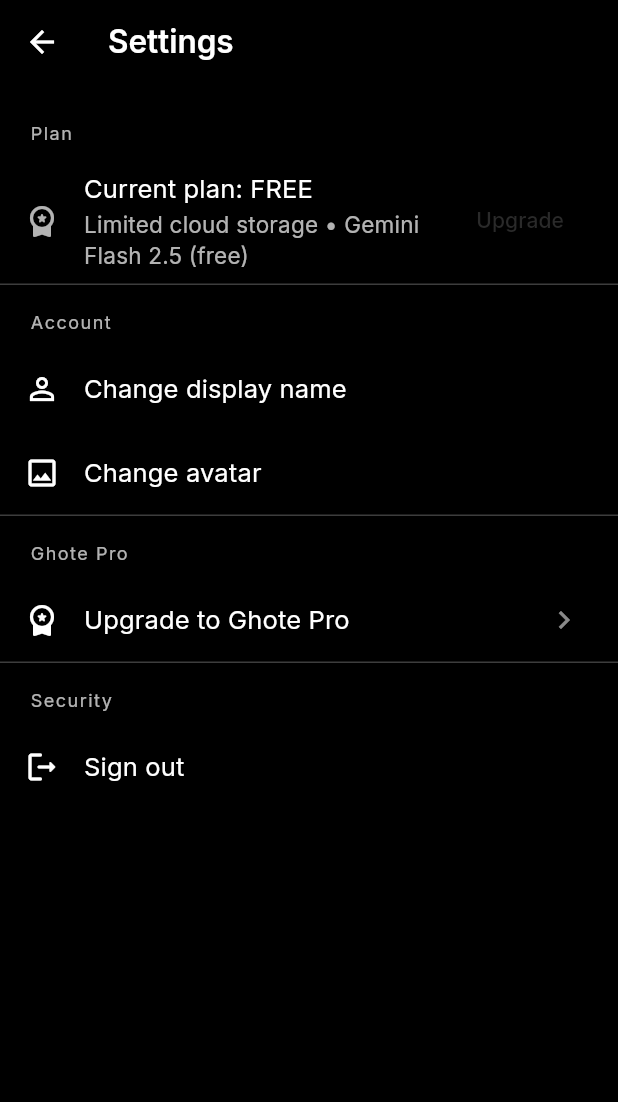
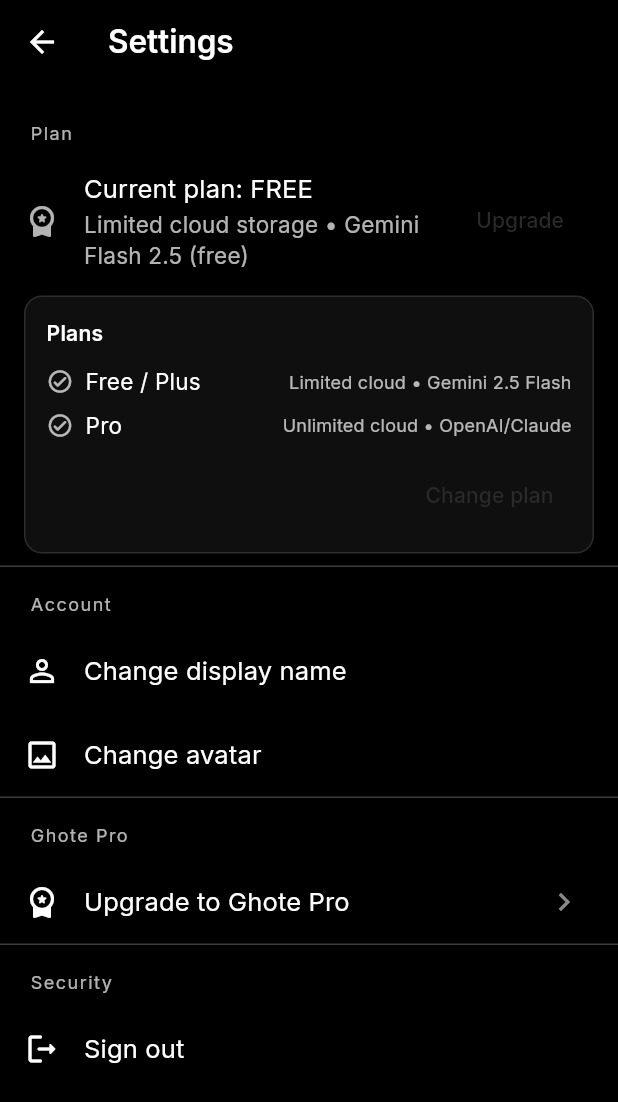
Before and after one commit to ghote-app/ghote, a Flutter app: the SettingsScreen screen opened directly, on a phone screen of 412 x 824 dp. Shown: the top 1102 px of the screen. Run offline on Flutter 3.47's test engine with Material 3 defaults, Android fonts, the phone set to English and light mode, and no system bars; our stand-ins replace cloud_firestore, file_picker, firebase_auth, firebase_core, firebase_storage, go_router and 3 more; missing offline and left inert: dart:html; accounts and stored records are empty.

Commit message:
feat(settings+quota): add plan compare card and change-plan CTA; show limited storage notice for free/plus on upload

```diff
--- a/lib/screens/dashboard_screen.dart
+++ b/lib/screens/dashboard_screen.dart
@@ -724,6 +724,12 @@
         return;
       }
       final subscription = await SubscriptionService().getUserSubscription(user.uid);
+      if (subscription.isFree || subscription.isPlus) {
+        // TODO: compute actual current usage if tracked; show soft notice before upload
+        ScaffoldMessenger.of(context).showSnackBar(
+          const SnackBar(content: Text('Using limited cloud storage (Free/Plus). Upgrade for unlimited.')),
+        );
+      }
       final storage = const StorageService();
       final projectService = ProjectService();
       for (final f in result.files) {
--- a/lib/screens/settings_screen.dart
+++ b/lib/screens/settings_screen.dart
@@ -30,6 +30,10 @@
           const SizedBox(height: 8),
           _sectionTitle('Plan'),
           _planTile(planLabel, storageText, aiText, context),
+          Padding(
+            padding: const EdgeInsets.symmetric(horizontal: 16, vertical: 8),
+            child: _planCompareCard(context),
+          ),
           const Divider(color: Colors.white24, height: 1),
           _sectionTitle('Account'),
           _tile(
@@ -97,6 +101,52 @@
           Navigator.of(context).push(MaterialPageRoute(builder: (_) => const UpgradeScreen()));
         },
         child: const Text('Upgrade'),
+      ),
+    );
+  }
+
+  Widget _planCompareCard(BuildContext context) {
+    return Container(
+      decoration: BoxDecoration(
+        color: Colors.white.withOpacity(0.06),
+        borderRadius: BorderRadius.circular(12),
+        border: Border.all(color: Colors.white.withOpacity(0.12)),
+      ),
+      child: Padding(
+        padding: const EdgeInsets.all(14),
+        child: Column(
+          crossAxisAlignment: CrossAxisAlignment.start,
+          children: [
+            const Text('Plans', style: TextStyle(color: Colors.white, fontSize: 14, fontWeight: FontWeight.w600)),
+            const SizedBox(height: 8),
+            _planLine('Free / Plus', 'Limited cloud • Gemini 2.5 Flash'),
+            _planLine('Pro', 'Unlimited cloud • OpenAI/Claude'),
+            const SizedBox(height: 8),
+            Align(
+              alignment: Alignment.centerRight,
+              child: TextButton(
+                onPressed: () {
+                  Navigator.of(context).push(MaterialPageRoute(builder: (_) => const UpgradeScreen()));
+                },
+                child: const Text('Change plan'),
+              ),
+            )
+          ],
+        ),
+      ),
+    );
+  }
+
+  Widget _planLine(String title, String desc) {
+    return Padding(
+      padding: const EdgeInsets.symmetric(vertical: 4),
+      child: Row(
+        children: [
+          const Icon(Icons.check_circle_outline_rounded, color: Colors.white70, size: 18),
+          const SizedBox(width: 8),
+          Expanded(child: Text(title, style: const TextStyle(color: Colors.white))),
+          Text(desc, style: const TextStyle(color: Colors.white70, fontSize: 12)),
+        ],
       ),
     );
   }
```
